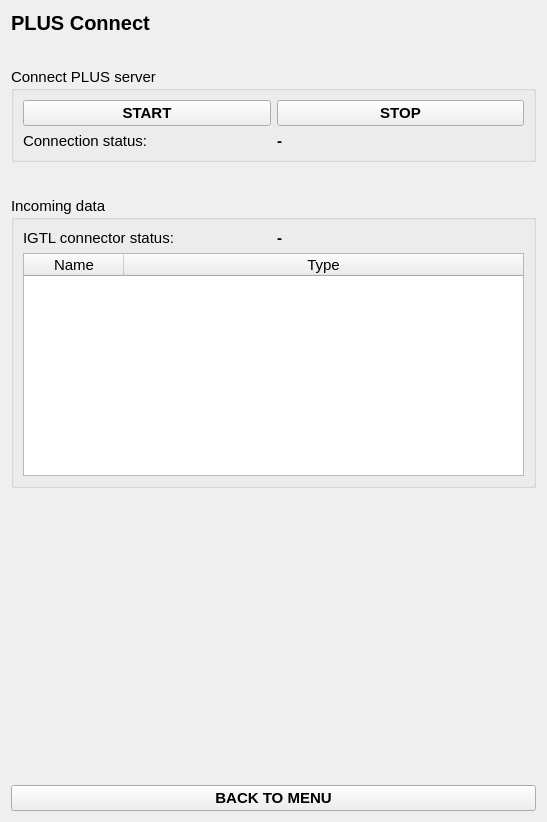
First picture: the form in Modules/PlusServerConnection/Resources/UI/PlusServerConnection.ui, repository EBATINCA/TrainUS, before the edit.
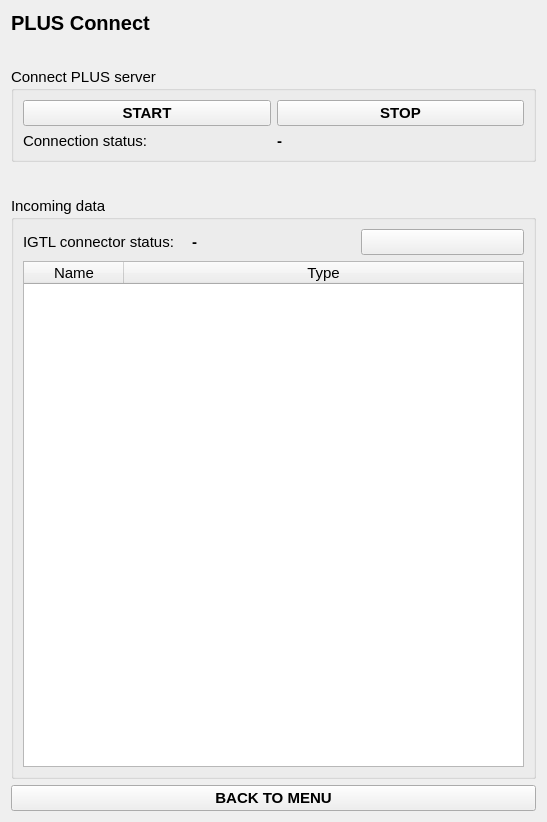
Second picture: the form after the edit.

Commit message:
ENH: Add refresh button to PlusServerConnection module
This button can be used to update the list of incoming nodes in the GUI

```diff
--- a/Modules/PlusServerConnection/Resources/UI/PlusServerConnection.ui
+++ b/Modules/PlusServerConnection/Resources/UI/PlusServerConnection.ui
@@ -153,7 +153,14 @@
         </property>
        </widget>
       </item>
-      <item row="2" column="0" colspan="2">
+      <item row="0" column="2">
+       <widget class="QPushButton" name="refreshButton">
+        <property name="text">
+         <string/>
+        </property>
+       </widget>
+      </item>
+      <item row="2" column="0" colspan="3">
        <widget class="QTableWidget" name="incomingNodesTable">
         <property name="sizeAdjustPolicy">
          <enum>QAbstractScrollArea::AdjustToContentsOnFirstShow</enum>
@@ -194,19 +201,6 @@
      </layout>
     </widget>
    </item>
-   <item>
-    <spacer name="verticalSpacer">
-     <property name="orientation">
-      <enum>Qt::Vertical</enum>
-     </property>
-     <property name="sizeHint" stdset="0">
-      <size>
-       <width>20</width>
-       <height>40</height>
-      </size>
-     </property>
-    </spacer>
-   </item>
    <item>
     <widget class="QPushButton" name="backToMenuButton">
      <property name="font">
```
The commit also changes 1 other file.
